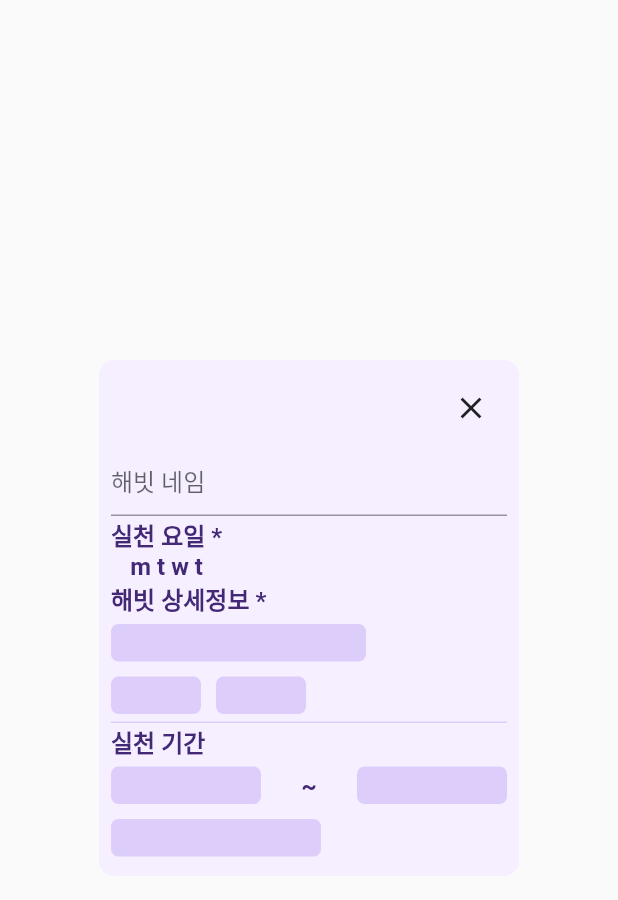
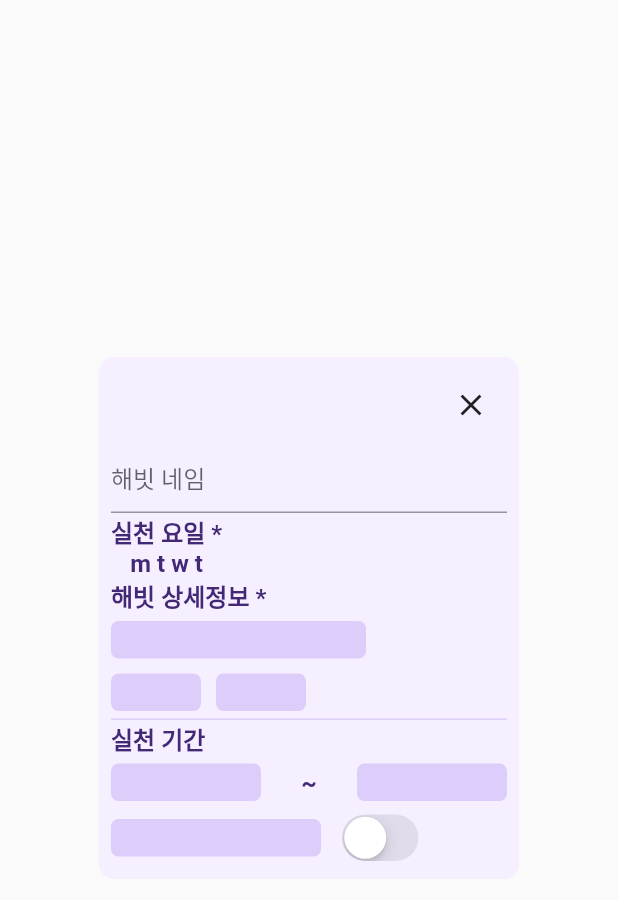
Before and after one commit to kugods-HabitTama/dahae-mobile, a Flutter app: the EditDialog widget shown alone on an empty page, opened directly with empty values, on a phone screen of 412 x 824 dp. Shown: the top 900 px of the screen. Run offline on Flutter 3.47's test engine with Material 2 defaults, Android fonts, the phone set to English and light mode, and no system bars; our stand-ins replace freezed_annotation, go_router.

Commit message:
dialog update

```diff
--- a/lib/screens/habit/edit_dialog.dart
+++ b/lib/screens/habit/edit_dialog.dart
@@ -1,4 +1,4 @@
-// edit_dialog
+import 'package:flutter/cupertino.dart';
 import 'package:flutter/material.dart';
 
 class EditDialog extends StatefulWidget {
@@ -21,6 +21,8 @@ class EditDialog extends StatefulWidget {
 }
 
 class _EditDialogState extends State<EditDialog> {
+  bool timeSet = false;
+
   @override
   Widget build(BuildContext context) {
     return Dialog(
@@ -127,7 +129,13 @@ class _EditDialogState extends State<EditDialog> {
                     textBox(context, 100.0, 0.0),
                   ],
                 ),
-                textBox(context, 140.0, 10.0),
+                Row(children: [
+                  textBox(context, 140.0, 10.0),
+                  CupertinoSwitch(
+                    value: timeSet,
+                    onChanged: (value) => setState(() => timeSet = !timeSet),
+                  )
+                ])
               ],
             ),
           ),
--- a/pubspec.yaml
+++ b/pubspec.yaml
@@ -31,6 +31,7 @@ environment:
 dependencies:
   flutter:
     sdk: flutter
+
 
 
   # The following adds the Cupertino Icons font to your application.
```
